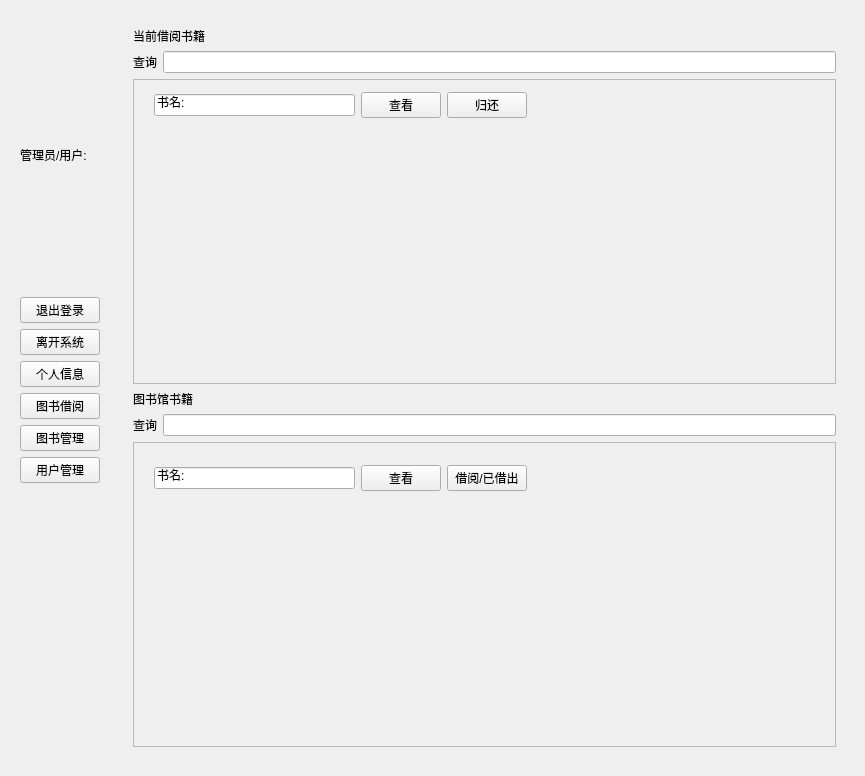
Before: the Qt Designer form class/图书管理系统3/主界面.ui in QLluck/python, drawn with Qt 5.
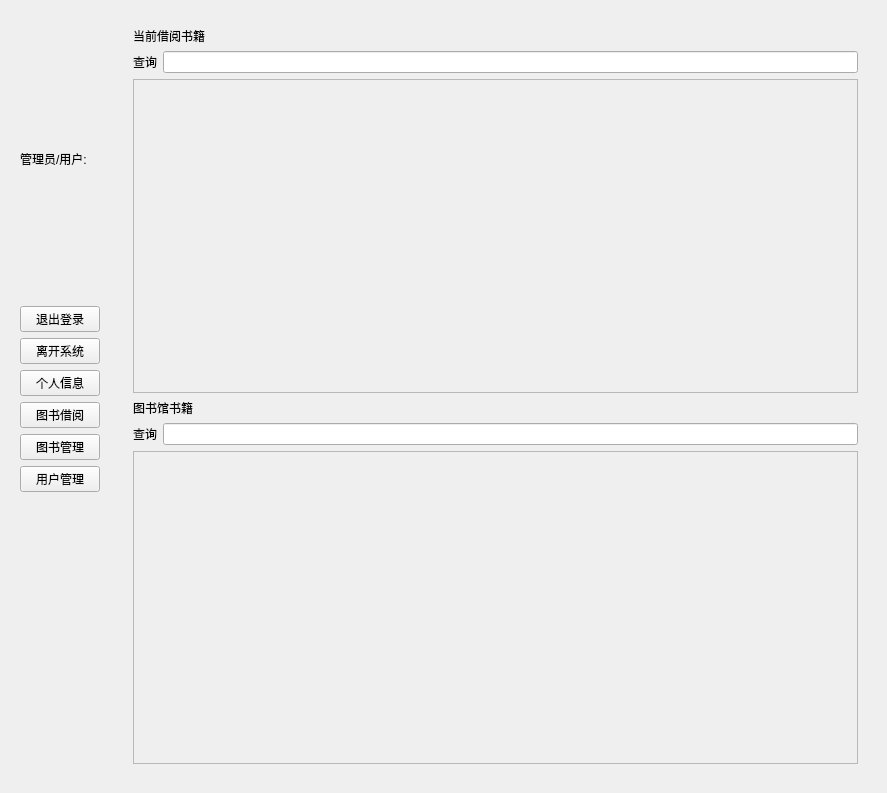
After: the same form once the commit is applied. The open tabs and pages were chosen to show the change.

Diff of the .ui file:
```diff
--- a/class/图书管理系统3/主界面.ui
+++ b/class/图书管理系统3/主界面.ui
@@ -6,8 +6,8 @@
    <rect>
     <x>0</x>
     <y>0</y>
-    <width>865</width>
-    <height>776</height>
+    <width>887</width>
+    <height>793</height>
    </rect>
   </property>
   <property name="sizePolicy">
@@ -374,43 +374,15 @@
               <rect>
                <x>0</x>
                <y>0</y>
-               <width>96</width>
-               <height>26</height>
+               <width>695</width>
+               <height>304</height>
               </rect>
              </property>
-             <widget class="QWidget" name="layoutWidget_3">
-              <property name="geometry">
-               <rect>
-                <x>20</x>
-                <y>10</y>
-                <width>373</width>
-                <height>30</height>
-               </rect>
-              </property>
-              <layout class="QHBoxLayout" name="horizontalLayout_10">
-               <item>
-                <widget class="QLineEdit" name="lineEdit">
-                 <property name="text">
-                  <string>书名: </string>
-                 </property>
-                </widget>
-               </item>
-               <item>
-                <widget class="QPushButton" name="pushButton_9">
-                 <property name="text">
-                  <string>查看</string>
-                 </property>
-                </widget>
-               </item>
-               <item>
-                <widget class="QPushButton" name="pushButton_8">
-                 <property name="text">
-                  <string>归还</string>
-                 </property>
-                </widget>
-               </item>
-              </layout>
-             </widget>
+             <layout class="QGridLayout" name="gridLayout_6">
+              <item row="0" column="0">
+               <layout class="QVBoxLayout" name="verticalLayout_2"/>
+              </item>
+             </layout>
             </widget>
            </widget>
           </item>
@@ -445,43 +417,15 @@
               <rect>
                <x>0</x>
                <y>0</y>
-               <width>96</width>
-               <height>26</height>
+               <width>695</width>
+               <height>304</height>
               </rect>
              </property>
-             <widget class="QWidget" name="layoutWidget_4">
-              <property name="geometry">
-               <rect>
-                <x>20</x>
-                <y>20</y>
-                <width>373</width>
-                <height>30</height>
-               </rect>
-              </property>
-              <layout class="QHBoxLayout" name="horizontalLayout_12">
-               <item>
-                <widget class="QLineEdit" name="lineEdit_3">
-                 <property name="text">
-                  <string>书名: </string>
-                 </property>
-                </widget>
-               </item>
-               <item>
-                <widget class="QPushButton" name="pushButton_11">
-                 <property name="text">
-                  <string>查看</string>
-                 </property>
-                </widget>
-               </item>
-               <item>
-                <widget class="QPushButton" name="pushButton_10">
-                 <property name="text">
-                  <string>借阅/已借出</string>
-                 </property>
-                </widget>
-               </item>
-              </layout>
-             </widget>
+             <layout class="QVBoxLayout" name="verticalLayout_3">
+              <item>
+               <layout class="QVBoxLayout" name="verticalLayout_10"/>
+              </item>
+             </layout>
             </widget>
            </widget>
           </item>
```
Left out of the diff: 86 changed lines with no effect on the pictures.
